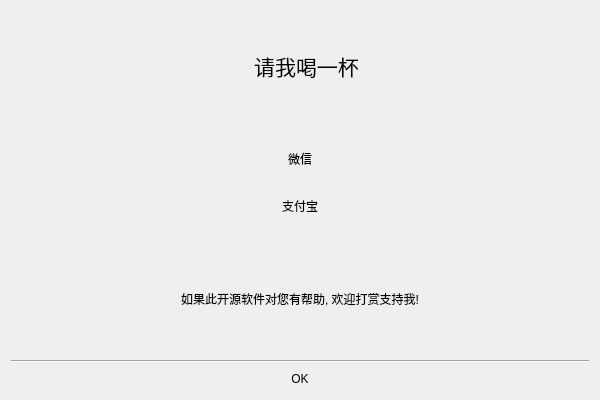
Before: the Qt Designer form dialog_donate.ui in susan0909/GitHubHOST, drawn with Qt 5.
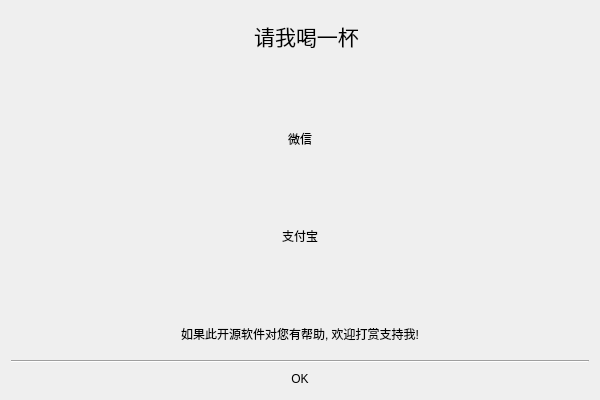
After: the same form once the commit is applied. Icons and pictures are not drawn.

What changed in the file:
```diff
--- a/dialog_donate.ui
+++ b/dialog_donate.ui
@@ -17,7 +17,7 @@
    <iconset>
     <normaloff>Resources/icons/logo.png</normaloff>Resources/icons/logo.png</iconset>
   </property>
-  <layout class="QVBoxLayout" name="verticalLayout_2">
+  <layout class="QVBoxLayout" name="verticalLayout_5">
    <item>
     <layout class="QHBoxLayout" name="horizontalLayout_3">
      <item>
@@ -89,20 +89,56 @@
     </layout>
    </item>
    <item>
-    <layout class="QHBoxLayout" name="horizontalLayout" stretch="1,0,1">
+    <layout class="QHBoxLayout" name="horizontalLayout_6">
+     <item>
+      <layout class="QHBoxLayout" name="horizontalLayout">
+       <property name="spacing">
+        <number>0</number>
+       </property>
+       <item>
+        <spacer name="horizontalSpacer_5">
+         <property name="orientation">
+          <enum>Qt::Horizontal</enum>
+         </property>
+         <property name="sizeHint" stdset="0">
+          <size>
+           <width>40</width>
+           <height>20</height>
+          </size>
+         </property>
+        </spacer>
+       </item>
+       <item>
+        <layout class="QVBoxLayout" name="verticalLayout_3">
+         <property name="spacing">
+          <number>0</number>
+         </property>
+         <item>
+          <spacer name="verticalSpacer_5">
+           <property name="orientation">
+            <enum>Qt::Vertical</enum>
+           </property>
+           <property name="sizeHint" stdset="0">
+            <size>
+             <width>20</width>
+             <height>40</height>
+            </size>
+           </property>
+          </spacer>
+         </item>
      <item>
       <widget class="QLabel" name="labelWechat">
-       <property name="minimumSize">
+           <property name="maximumSize">
         <size>
-         <width>100</width>
-         <height>100</height>
+             <width>220</width>
+             <height>220</height>
         </size>
        </property>
        <property name="text">
         <string notr="true"/>
        </property>
        <property name="pixmap">
-        <pixmap>Resources/logo256.png</pixmap>
+            <pixmap>Resources/susan-wechat.jpg</pixmap>
        </property>
        <property name="scaledContents">
         <bool>true</bool>
@@ -110,9 +146,67 @@
       </widget>
      </item>
      <item>
-      <layout class="QVBoxLayout" name="verticalLayout">
+          <spacer name="verticalSpacer_4">
+           <property name="orientation">
+            <enum>Qt::Vertical</enum>
+           </property>
+           <property name="sizeHint" stdset="0">
+            <size>
+             <width>20</width>
+             <height>40</height>
+            </size>
+           </property>
+          </spacer>
+         </item>
+        </layout>
+       </item>
+       <item>
+        <spacer name="horizontalSpacer_6">
+         <property name="orientation">
+          <enum>Qt::Horizontal</enum>
+         </property>
+         <property name="sizeHint" stdset="0">
+          <size>
+           <width>40</width>
+           <height>20</height>
+          </size>
+         </property>
+        </spacer>
+       </item>
+      </layout>
+     </item>
+     <item>
+      <layout class="QVBoxLayout" name="verticalLayout" stretch="1,1,1,1,1">
+       <property name="spacing">
+        <number>0</number>
+       </property>
+       <item>
+        <spacer name="verticalSpacer">
+         <property name="orientation">
+          <enum>Qt::Vertical</enum>
+         </property>
+         <property name="sizeHint" stdset="0">
+          <size>
+           <width>20</width>
+           <height>40</height>
+          </size>
+         </property>
+        </spacer>
+       </item>
        <item>
         <widget class="QPushButton" name="btnWechat">
+         <property name="minimumSize">
+          <size>
+           <width>0</width>
+           <height>50</height>
+          </size>
+         </property>
+         <property name="maximumSize">
+          <size>
+           <width>16777215</width>
+           <height>50</height>
+          </size>
+         </property>
          <property name="styleSheet">
           <string notr="true">* { border: none; background-color: transparent; }</string>
          </property>
@@ -121,8 +215,36 @@
          </property>
         </widget>
        </item>
+       <item>
+        <spacer name="verticalSpacer_3">
+         <property name="orientation">
+          <enum>Qt::Vertical</enum>
+         </property>
+         <property name="sizeHint" stdset="0">
+          <size>
+           <width>20</width>
+           <height>40</height>
+          </size>
+         </property>
+        </spacer>
+       </item>
        <item>
         <widget class="QPushButton" name="btnAlipay">
+         <property name="minimumSize">
+          <size>
+           <width>0</width>
+           <height>50</height>
+          </size>
+         </property>
+         <property name="maximumSize">
+          <size>
+           <width>16777215</width>
+           <height>50</height>
+          </size>
+         </property>
+         <property name="layoutDirection">
+          <enum>Qt::RightToLeft</enum>
+         </property>
          <property name="styleSheet">
           <string notr="true">* { border: none; background-color: transparent; }</string>
          </property>
@@ -131,28 +253,122 @@
          </property>
         </widget>
        </item>
+       <item>
+        <spacer name="verticalSpacer_2">
+         <property name="orientation">
+          <enum>Qt::Vertical</enum>
+         </property>
+         <property name="sizeHint" stdset="0">
+          <size>
+           <width>20</width>
+           <height>40</height>
+          </size>
+         </property>
+        </spacer>
+       </item>
       </layout>
+     </item>
+     <item>
+      <layout class="QHBoxLayout" name="horizontalLayout_5">
+       <property name="spacing">
+        <number>0</number>
+       </property>
+       <item>
+        <spacer name="horizontalSpacer_9">
+         <property name="orientation">
+          <enum>Qt::Horizontal</enum>
+         </property>
+         <property name="sizeHint" stdset="0">
+          <size>
+           <width>40</width>
+           <height>20</height>
+          </size>
+         </property>
+        </spacer>
+       </item>
+       <item>
+        <layout class="QVBoxLayout" name="verticalLayout_4">
+         <property name="spacing">
+          <number>0</number>
+         </property>
+         <item>
+          <spacer name="verticalSpacer_6">
+           <property name="orientation">
+            <enum>Qt::Vertical</enum>
+           </property>
+           <property name="sizeHint" stdset="0">
+            <size>
+             <width>20</width>
+             <height>40</height>
+            </size>
+           </property>
+          </spacer>
      </item>
      <item>
       <widget class="QLabel" name="labelAlipay">
-       <property name="minimumSize">
+           <property name="maximumSize">
         <size>
-         <width>100</width>
-         <height>100</height>
+             <width>220</width>
+             <height>220</height>
         </size>
        </property>
        <property name="text">
         <string notr="true"/>
        </property>
        <property name="pixmap">
-        <pixmap>Resources/logo256.png</pixmap>
+            <pixmap>Resources/susan-alipay.jpg</pixmap>
        </property>
        <property name="scaledContents">
         <bool>true</bool>
        </property>
       </widget>
      </item>
-    </layout>
+         <item>
+          <spacer name="verticalSpacer_7">
+           <property name="orientation">
+            <enum>Qt::Vertical</enum>
+           </property>
+           <property name="sizeHint" stdset="0">
+            <size>
+             <width>20</width>
+             <height>40</height>
+            </size>
+           </property>
+          </spacer>
+         </item>
+        </layout>
+       </item>
+       <item>
+        <spacer name="horizontalSpacer_10">
+         <property name="orientation">
+          <enum>Qt::Horizontal</enum>
+         </property>
+         <property name="sizeHint" stdset="0">
+          <size>
+           <width>40</width>
+           <height>20</height>
+          </size>
+         </property>
+        </spacer>
+       </item>
+      </layout>
+     </item>
+    </layout>
+   </item>
+   <item>
+    <layout class="QHBoxLayout" name="horizontalLayout_4">
+     <item>
+      <spacer name="horizontalSpacer_7">
+       <property name="orientation">
+        <enum>Qt::Horizontal</enum>
+       </property>
+       <property name="sizeHint" stdset="0">
+        <size>
+         <width>40</width>
+         <height>20</height>
+        </size>
+       </property>
+      </spacer>
    </item>
    <item>
     <widget class="QLabel" name="labelInfo">
@@ -171,6 +387,23 @@
     </widget>
    </item>
    <item>
+      <spacer name="horizontalSpacer_8">
+       <property name="orientation">
+        <enum>Qt::Horizontal</enum>
+       </property>
+       <property name="sizeHint" stdset="0">
+        <size>
+         <width>40</width>
+         <height>20</height>
+        </size>
+       </property>
+      </spacer>
+     </item>
+    </layout>
+   </item>
+   <item>
+    <layout class="QVBoxLayout" name="verticalLayout_2">
+     <item>
     <widget class="Line" name="line">
      <property name="orientation">
       <enum>Qt::Horizontal</enum>
@@ -178,7 +411,7 @@
     </widget>
    </item>
    <item>
-    <layout class="QHBoxLayout" name="horizontalLayout_2" stretch="1,1,1">
+      <layout class="QHBoxLayout" name="horizontalLayout_2">
      <item>
       <spacer name="horizontalSpacer">
        <property name="orientation">
@@ -214,6 +447,8 @@
         </size>
        </property>
       </spacer>
+       </item>
+      </layout>
      </item>
     </layout>
    </item>
```
Lines whose indentation alone changed are shown as unchanged.
